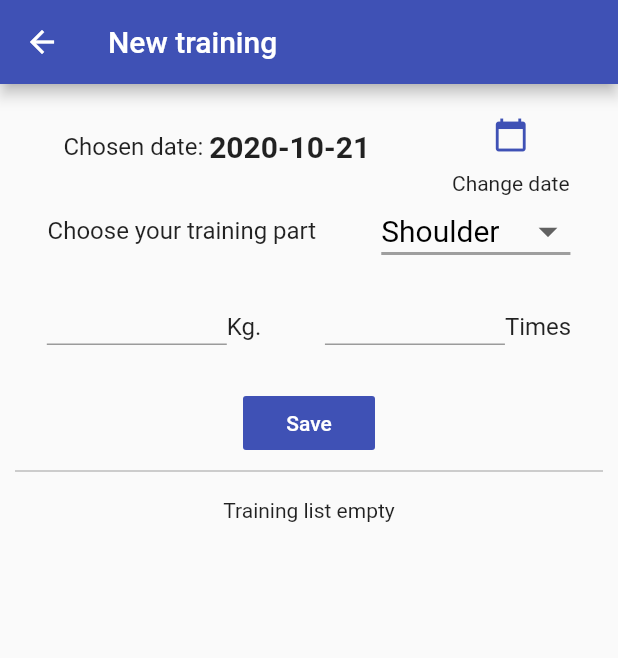
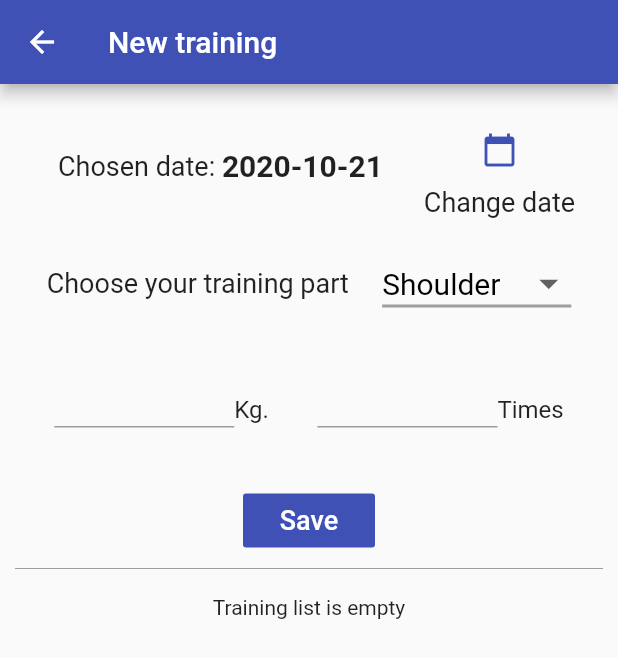
Before and after one commit to bigface0202/volume_tracker, a Flutter app: the screen it shows after launch, after a tap on the "add" icon, on a phone screen of 412 x 824 dp. Shown: the top 658 px of the screen. Run offline on Flutter 3.47's test engine with Material 2 defaults, Android fonts, the phone set to English and light mode, and no system bars; our stand-ins replace charts_flutter, sqflite; accounts and stored records are empty.

Commit message:
Change minor point

```diff
--- a/lib/screens/new_training_screen.dart
+++ b/lib/screens/new_training_screen.dart
@@ -39,7 +39,6 @@ class _NewTrainingScreenState extends State<NewTrainingScreen> {
 
   @override
   void initState() {
-    // TODO: implement initState
     final _userInfo = Provider.of<UserInfoProv>(context, listen: false);
     bodyWeight = _userInfo.userInfos.length > 0
         ? _userInfo.userInfos[0].bodyWeight
@@ -179,7 +178,9 @@ class _NewTrainingScreenState extends State<NewTrainingScreen> {
                 ),
                 child: Column(
                   children: <Widget>[
-                    Row(
+                    Container(
+                      padding: EdgeInsets.all(10),
+                      child: Row(
                         mainAxisAlignment: MainAxisAlignment.spaceAround,
                         children: <Widget>[
                           Container(
@@ -188,12 +189,13 @@ class _NewTrainingScreenState extends State<NewTrainingScreen> {
                               children: [
                                 Text(
                                   'Chosen date: ',
-                                style: TextStyle(fontSize: 16),
+                                  style: TextStyle(fontSize: 18),
                                 ),
                                 Text(
                                   '$_selectedDate',
                                   style: TextStyle(
-                                    fontSize: 20, fontWeight: FontWeight.bold),
+                                      fontSize: 20,
+                                      fontWeight: FontWeight.bold),
                                 )
                               ],
                             ),
@@ -205,17 +207,23 @@ class _NewTrainingScreenState extends State<NewTrainingScreen> {
                                 color: Colors.indigo,
                                 onPressed: _presentDatePicker,
                               ),
-                            Text('Change date')
+                              Text(
+                                'Change date',
+                                style: TextStyle(fontSize: 18),
+                              )
                             ],
                           )
                         ],
                       ),
-                    Row(
+                    ),
+                    Container(
+                      padding: EdgeInsets.all(10),
+                      child: Row(
                         mainAxisAlignment: MainAxisAlignment.spaceAround,
                         children: <Widget>[
                           Text(
                             'Choose your training part',
-                          style: TextStyle(fontSize: 16),
+                            style: TextStyle(fontSize: 18),
                           ),
                           DropdownButton<String>(
                             value: _selectedPart,
@@ -243,7 +251,10 @@ class _NewTrainingScreenState extends State<NewTrainingScreen> {
                           ),
                         ],
                       ),
-                    Row(
+                    ),
+                    Container(
+                      padding: EdgeInsets.all(10),
+                      child: Row(
                         mainAxisAlignment: MainAxisAlignment.spaceAround,
                         children: <Widget>[
                           Row(
@@ -272,7 +283,8 @@ class _NewTrainingScreenState extends State<NewTrainingScreen> {
                                     }
                                     return null;
                                   },
-                                onFieldSubmitted: (_) => FocusScope.of(context)
+                                  onFieldSubmitted: (_) =>
+                                      FocusScope.of(context)
                                           .requestFocus(_timesForcusNode),
                                 ),
                               ),
@@ -318,10 +330,11 @@ class _NewTrainingScreenState extends State<NewTrainingScreen> {
                           ),
                         ],
                       ),
+                    ),
                     FlatButton(
                       child: Text(
                         'Save',
-                        style: TextStyle(color: Colors.white),
+                        style: TextStyle(fontSize: 18, color: Colors.white),
                       ),
                       onPressed: () {
                         final isValid = _form.currentState.validate();
--- a/lib/widgets/setting_dialog.dart
+++ b/lib/widgets/setting_dialog.dart
@@ -1,7 +1,4 @@
 import 'package:flutter/material.dart';
-import 'package:provider/provider.dart';
-
-import '../models/user_info_prov.dart';
 
 class SettingDialog extends StatefulWidget {
   @override
```
Also changed, not shown: lib/widgets/day_training_list.dart (+3 -10 lines). Lines whose indentation alone changed are shown as unchanged.
